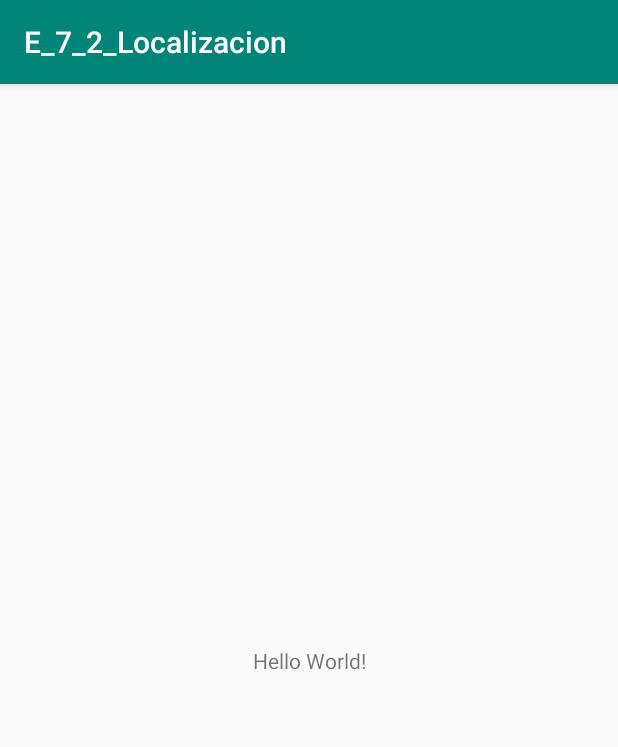
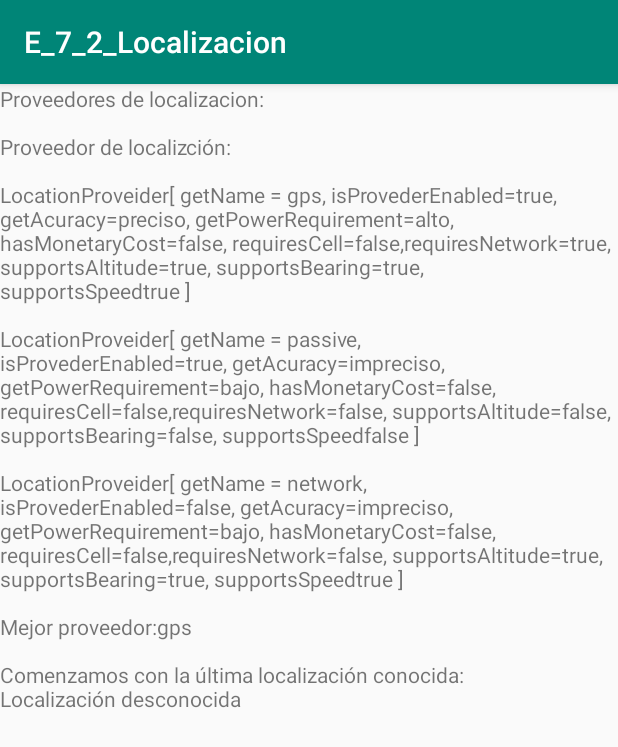
Before and after one commit to quicoGit/2019_Localizacion, an Android app: the screen it shows after launch (MainActivity), on a phone screen of 412 x 824 dp. Shown: the top 747 px of the screen. Run offline under Robolectric (Android 15) with nearby library versions, the phone set to English and light mode, and no system bars.

Commit message:
Commit terminado Ejercicio 7.2. Localización

```diff
--- a/app/src/main/AndroidManifest.xml
+++ b/app/src/main/AndroidManifest.xml
@@ -1,6 +1,8 @@
 <?xml version="1.0" encoding="utf-8"?>
 <manifest xmlns:android="http://schemas.android.com/apk/res/android"
           package="com.plumbaria.e_7_2_localizacion">
+
+    <uses-permission android:name="android.permission.ACCESS_FINE_LOCATION"></uses-permission>
 
     <application
             android:allowBackup="true"
--- a/app/src/main/java/com/plumbaria/e_7_2_localizacion/MainActivity.kt
+++ b/app/src/main/java/com/plumbaria/e_7_2_localizacion/MainActivity.kt
@@ -1,12 +1,156 @@
 package com.plumbaria.e_7_2_localizacion
 
+import android.Manifest
+import android.annotation.SuppressLint
+import android.content.Context
+import android.content.pm.PackageManager
+import android.location.*
 import android.support.v7.app.AppCompatActivity
 import android.os.Bundle
+import android.support.v4.app.ActivityCompat
+import android.support.v4.content.ContextCompat
+import android.widget.TextView
 
-class MainActivity : AppCompatActivity() {
+class MainActivity : AppCompatActivity(), LocationListener {
+    private companion object {
+        // PERMISOS DE UBICACIÓN
+        val PERMISOS_LOCALIZACION: Array<String> =
+            arrayOf(Manifest.permission.ACCESS_FINE_LOCATION)
 
+        // UBICACIÓN
+        val TIEMPO_MIN: Long = 10 * 1000 // 10 segundos
+        val DISTANCIA_MIN = 4f // 5 metros
+        val A:Array<String> = arrayOf("n/d", "preciso", "impreciso")
+        val P:Array<String> = arrayOf("n/d", "bajo", "medio", "alto")
+        val E:Array<String> = arrayOf("fuera de servicio", "temporalmente no disponible", "disponible")
+    }
+    // PERMISOS
+    val PETICION_LOCALIZACION = 123;
+    val PERMISO_LOCALIZACION = Manifest.permission.ACCESS_FINE_LOCATION
+
+    private var manejador : LocationManager? = null
+    private var proveedor : String? = null
+    private var salida : TextView? = null
+
+    @SuppressLint("MissingPermission")
     override fun onCreate(savedInstanceState: Bundle?) {
         super.onCreate(savedInstanceState)
         setContentView(R.layout.activity_main)
+        salida = findViewById(R.id.salida)
+        manejador = getSystemService(Context.LOCATION_SERVICE) as LocationManager
+
+        if (!hayPermiso(PERMISO_LOCALIZACION)) {
+            // no hay permisos
+            ActivityCompat.requestPermissions(
+                this,
+                PERMISOS_LOCALIZACION,
+                PETICION_LOCALIZACION
+            )// PEDIMOS LOS PERMISOS
+        }else {
+            log("Proveedores de localizacion: \n")
+            muestraProveedores()
+            var criterio:Criteria = Criteria()
+            criterio.isCostAllowed = false
+            criterio.isAltitudeRequired = false
+            criterio.accuracy = Criteria.ACCURACY_FINE
+            proveedor = manejador?.getBestProvider(criterio, true)
+            log("Mejor proveedor:" + proveedor + "\n")
+            log("Comenzamos con la última localización conocida:")
+
+            var localizacion: Location? = manejador?.getLastKnownLocation(proveedor)
+            muestraLocalizacion(localizacion)
+        }
+
     }
+
+    @SuppressLint("MissingPermission")
+    override fun onResume() {
+        super.onResume()
+        if (!hayPermiso(PERMISO_LOCALIZACION)) {
+            // no hay permisos
+            ActivityCompat.requestPermissions(
+                this,
+                PERMISOS_LOCALIZACION,
+                PETICION_LOCALIZACION
+            )// PEDIMOS LOS PERMISOS
+        }else {
+            manejador?.requestLocationUpdates(proveedor, TIEMPO_MIN, DISTANCIA_MIN, this)
+        }
+    }
+
+    override fun onPause() {
+        super.onPause()
+        manejador?.removeUpdates(this)
+    }
+    /* MÉTODOS PARA GESTIONAR LOS PERMISOS */
+
+    private fun hayPermiso(permiso:String):Boolean {
+        return (
+                ContextCompat.checkSelfPermission(this, permiso) ==
+                        PackageManager.PERMISSION_GRANTED
+                )
+    }
+
+
+    /* EVENTOS LOCALIZACIÓN */
+
+    override fun onLocationChanged(location: Location?) {
+        log("Nueva localización:")
+        if (location != null) {
+            muestraLocalizacion(location)
+        }
+    }
+
+    override fun onStatusChanged(provider: String?, status: Int, extras: Bundle?) {
+        log("Cambia estado proveedor: " + proveedor + ", estado=" +
+                E[Math.max(0, status)] + ", extras=" + extras + "\n"
+        )
+    }
+
+    override fun onProviderEnabled(provider: String?) {
+        log("Proveedor habilitado: " + proveedor + "\n")
+    }
+
+    override fun onProviderDisabled(provider: String?) {
+        log("Proveedor deshabilitado: " + proveedor + "\n")
+    }
+
+    /* MÉTODOS PARA MOSTRAR INFORMACIÓN */
+    fun log(cadena:String ){
+        salida?.append(cadena + "\n")
+    }
+
+    private fun muestraLocalizacion(localizacion: Location?) {
+        if (localizacion == null) {
+            log("Localización desconocida \n")
+        } else {
+            log(localizacion.toString() + "\n")
+        }
+    }
+
+    private fun muestraProveedores() {
+        log("Proveedor de localizción: \n")
+        var proveedores:List<String> = manejador!!.allProviders
+        for(proveedor in proveedores){
+            muestraProveedor(proveedor)
+        }
+    }
+
+    private fun muestraProveedor(proveedor: String) {
+        var info : LocationProvider = manejador!!.getProvider(proveedor)
+        log("LocationProveider[ getName = " + info.name
+                + ", isProvederEnabled="
+                + manejador!!.isProviderEnabled(proveedor) + ", getAcuracy="
+                + A [Math.max(0, info.accuracy)] + ", getPowerRequirement="
+                + P [Math.max(0, info.powerRequirement)]
+                + ", hasMonetaryCost=" + info.hasMonetaryCost()
+                + ", requiresCell=" + info.requiresCell()
+                + ",requiresNetwork=" + info.requiresNetwork()
+                + ", supportsAltitude=" + info.supportsAltitude()
+                + ", supportsBearing="+ info.supportsBearing()
+                + ", supportsSpeed" + info.supportsSpeed() + " ]\n"
+        )
+    }
+
+
 }
--- a/app/src/main/res/layout/activity_main.xml
+++ b/app/src/main/res/layout/activity_main.xml
@@ -1,19 +1,17 @@
 <?xml version="1.0" encoding="utf-8"?>
-<android.support.constraint.ConstraintLayout
+<RelativeLayout
         xmlns:android="http://schemas.android.com/apk/res/android"
         xmlns:tools="http://schemas.android.com/tools"
-        xmlns:app="http://schemas.android.com/apk/res-auto"
         android:layout_width="match_parent"
         android:layout_height="match_parent"
         tools:context=".MainActivity">
-
-    <TextView
-            android:layout_width="wrap_content"
-            android:layout_height="wrap_content"
-            android:text="Hello World!"
-            app:layout_constraintBottom_toBottomOf="parent"
-            app:layout_constraintLeft_toLeftOf="parent"
-            app:layout_constraintRight_toRightOf="parent"
-            app:layout_constraintTop_toTopOf="parent"/>
-
-</android.support.constraint.ConstraintLayout>
+    <ScrollView
+            xmlns:android="http://schemas.android.com/apk/res/android"
+            android:layout_width="match_parent"
+            android:layout_height="match_parent">
+        <TextView
+                android:id="@+id/salida"
+                android:layout_width="match_parent"
+                android:layout_height="wrap_content" />
+    </ScrollView>
+</RelativeLayout>
```
